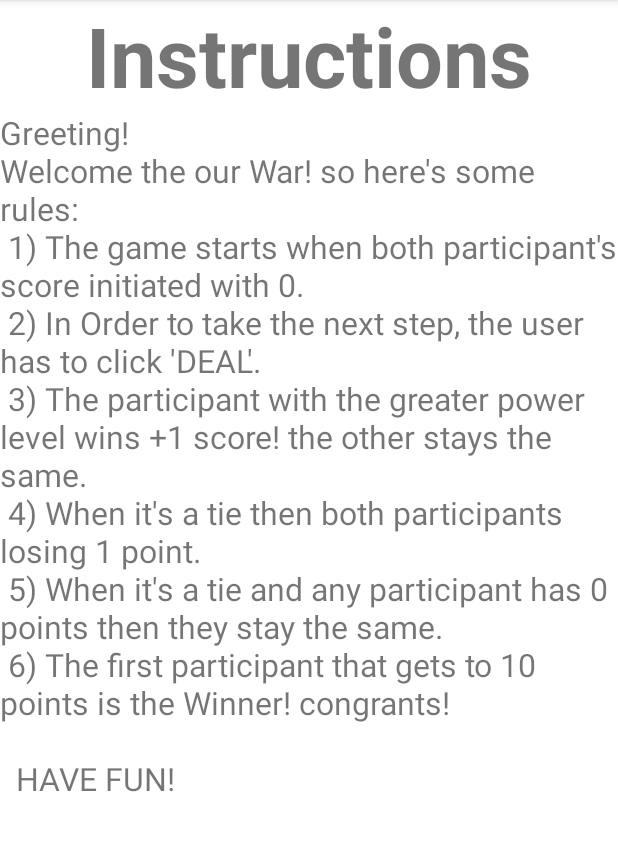
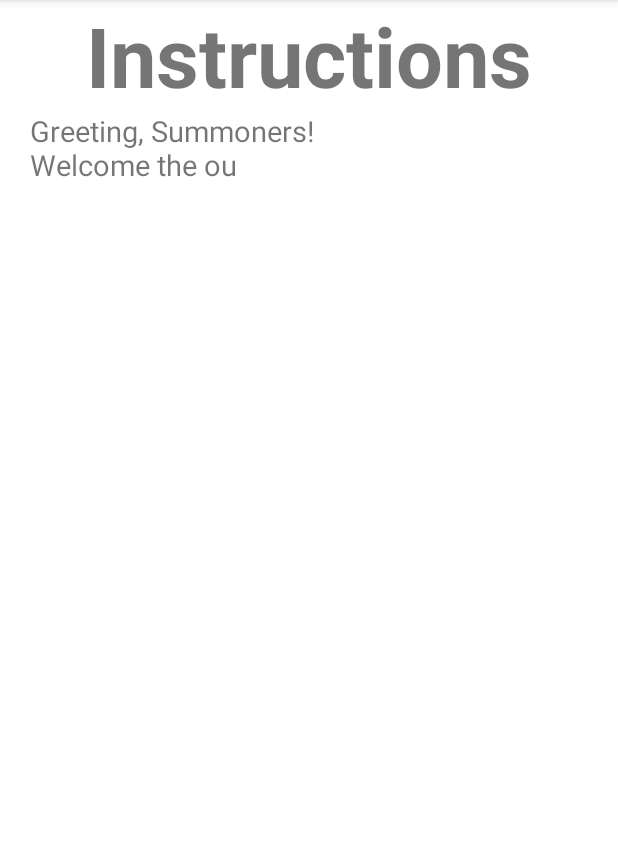
Before and after one commit to Avner152/WarGame, an Android app: the Instructions_Activity screen opened directly, with no data from a screen before it, on a phone screen of 412 x 824 dp, the part 84-935 px from its top. Run offline under Robolectric (Android 15) with nearby library versions, the phone set to English and light mode, and no system bars.

Commit message:
Instruction Activity has been updated. - now typing chars in the Instructions_Activity with a delay. - game is no longer manual. from this update its automated with timer up to 10 wins.

```diff
--- a/app/src/main/java/com/example/avners/Activity_Game.java
+++ b/app/src/main/java/com/example/avners/Activity_Game.java
@@ -3,6 +3,7 @@ package com.example.avners;
 import androidx.appcompat.app.AppCompatActivity;
 
 import android.os.Bundle;
+import android.os.Handler;
 import android.view.View;
 import android.widget.Button;
 import android.widget.ImageView;
@@ -13,6 +14,8 @@ import java.util.ArrayList;
 public class Activity_Game extends AppCompatActivity {
 
     private static ArrayList<Card> cards = new ArrayList<>();
+
+    final int DELAY = 1000;
     private TextView game_LBL_Num1, game_LBL_Num2, game_LBL_Answer, game_LBL_Winner;
     private ImageView game_IMG_LeftCard, game_IMG_RightCard;
     private Button game_BTN_deal, game_BTN_forfeit;
@@ -25,8 +28,13 @@ public class Activity_Game extends AppCompatActivity {
         setContentView(R.layout.activity__game);
         findViews();
         createCards();
+        startGame();
         initViews();
 
+    }
+
+    private void startGame() {
+    handler.postDelayed(r,DELAY);
     }
 
     private void createCards() {
@@ -56,18 +64,20 @@ public class Activity_Game extends AppCompatActivity {
         cards.add(new Card(23,5, "Pilaf"));
     }
 
+
+
+    Handler handler = new Handler();
+    private  Runnable r = new Runnable() {
+        @Override
+        public void run() {
+            handler.postDelayed(this, DELAY);
+            int res = shuffle();
+            if (res != 0)
+                stopGame(res);
+        }
+    };
+
     private void initViews() {
-        game_BTN_deal.setOnClickListener(new View.OnClickListener() {
-            @Override
-            public void onClick(View v) {
-                game_LBL_Winner.setText("The Winner is:");
-               if (score1 == 10 || score2 == 10 )
-                   finish();
-               else
-                 shuffle();
-            }
-        });
-
         game_BTN_forfeit.setOnClickListener(new View.OnClickListener() {
             @Override
             public void onClick(View v) {
@@ -79,7 +89,6 @@ public class Activity_Game extends AppCompatActivity {
     private void findViews() {
         game_LBL_Winner = findViewById(R.id.game_LBL_Winner);
         game_BTN_forfeit = findViewById(R.id.game_BTN_forfeit);
-        game_BTN_deal = findViewById(R.id.game_BTN_deal);
         game_LBL_Num1 = findViewById(R.id.game_LBL_NUM1);
         game_LBL_Num2 = findViewById(R.id.game_LBL_NUM2);
         game_LBL_Answer = findViewById(R.id.game_LBL_Answer);
@@ -87,7 +96,12 @@ public class Activity_Game extends AppCompatActivity {
         game_IMG_RightCard = findViewById(R.id.game_IMG_RightCard);
     }
 
-    private void shuffle(){
+    private void stopGame(int res) {
+        game_LBL_Answer.setText("The Winner is: Player #" + res);
+        handler.removeCallbacks(r);
+    }
+
+    private int shuffle(){
         num1 = (int) (1 + Math.random() * 23) -1;
         num2 = (int) (1 + Math.random() * 23) -1;
 
@@ -110,12 +124,18 @@ public class Activity_Game extends AppCompatActivity {
                     score1--;
                 if(score2 > 0)
                     score2--;
+            }
 
-            }
+
         game_LBL_Num1.setText("" + score1);
         game_LBL_Num2.setText("" + score2);
 
+        if (score1 == 10)
+            return 1;
+        else if (score2 == 10)
+            return 2;
 
+        return 0;
     }
 
         private int findPowerById(int id) {
@@ -132,5 +152,4 @@ public class Activity_Game extends AppCompatActivity {
             int rightCard = getResources().getIdentifier("img" + num2, "drawable", getPackageName() );
             game_IMG_RightCard.setImageResource(rightCard);
     }
-
 }
--- a/app/src/main/java/com/example/avners/Instructions_Activity.java
+++ b/app/src/main/java/com/example/avners/Instructions_Activity.java
@@ -1,14 +1,108 @@
 package com.example.avners;
 
+import androidx.annotation.NonNull;
 import androidx.appcompat.app.AppCompatActivity;
 
 import android.os.Bundle;
+import android.os.Handler;
+import android.widget.TextView;
 
 public class Instructions_Activity extends AppCompatActivity {
+
+    private Handler handler = new Handler();
+    private String[] strs = new String[9];
+    private String newStr = "";
+    private static final int DELAY = 40;
+    private TextView tv;
+    private char[][] ch = new char[9][92];
+    private int row = 0, col = 0, countForSpace = 0;
+
+
+    Runnable r = new Runnable() {
+
+        @Override
+        public void run() {
+            try {
+                newStr += ch[row][col++];
+                tv.setText(newStr);
+                if(col == strs[row].length()){
+                    newStr+= "\n";
+                    row++;
+                    col = 0;
+                }
+                if (row < 2)
+                    handler.postDelayed(r, 80);
+                else if(row <= 9 )
+                    handler.postDelayed(r, 40);
+
+                else{
+                    stopDelay();
+                }
+            }
+            catch (Exception e){
+
+            }
+
+        }
+    };
 
     @Override
     protected void onCreate(Bundle savedInstanceState) {
         super.onCreate(savedInstanceState);
         setContentView(R.layout.activity_instructions_);
+        tv = findViewById(R.id.R_id_TEXT);
+        printStr();
+        int num = findMyLength();
+        startDelay();
+
+
+    }
+
+    private int findMyLength() {
+        int sum = 0;
+        for (int i = 0; i < 9; i ++)
+            sum += strs[i].length();
+        return sum;
+    }
+
+
+    private void startDelay() {
+        handler.postDelayed(r, DELAY);
+    }
+
+    @Override
+    protected void onStart() {
+        super.onStart();
+    }
+
+
+    private void printStr() {
+        strs[0] = "Greeting, Summoners!";
+        strs[1] = "Welcome the our War! so here's some rules:";
+        strs[2] = "1) The game starts when both participant's score initiated with 0.";
+        strs[3] = "2) In Order to take the next step, the user has to click 'DEAL'.";
+        strs[4] = "3) The participant with the greater power level wins +1 score! the other stays the same.";
+        strs[5] = "4) When it's a tie then both participants losing 1 point.";
+        strs[6] = "5) When it's a tie and any participant has 0 points then they stay the same.";
+        strs[7] = "6) The first participant that gets to 10 points is the Winner! Congrants !!";
+        strs[8] = "HAVE FUN!";
+
+        for (int i = 0; i < 9; i++)
+            strToChar(strs[i], i);
+    }
+
+
+
+    private void stopDelay() {
+        handler.removeCallbacks(r);
+
+    }
+
+    private void strToChar(String str, int index) {
+        for (int i = 0; i < str.length(); i++) {
+            if ((str.charAt(i)+"").isEmpty())
+                ch[index][i] = ' ';
+            ch[index][i] = str.charAt(i);
+        }
     }
 }
--- a/app/src/main/res/layout/activity_instructions_.xml
+++ b/app/src/main/res/layout/activity_instructions_.xml
@@ -20,19 +20,13 @@
         ></TextView>
 
     <TextView
-        android:id="@+id/R.id.text"
+        android:id="@+id/R.id.TEXT"
         android:layout_width="match_parent"
         android:layout_height="match_parent"
         android:layout_below="@+id/main_TXT_Title"
-        android:text="Greeting!\nWelcome the our War! so here's some rules:\n
-1) The game starts when both participant's score initiated with 0.\n
-2) In Order to take the next step, the user has to click 'DEAL'.\n
-3) The participant with the greater power level wins +1 score! the other stays the same.\n
-4) When it's a tie then both participants losing 1 point.\n
-5) When it's a tie and any participant has 0 points then they stay the same.\n
-6) The first participant that gets to 10 points is the Winner! congrants!\n\n
-
-HAVE FUN!"
-        android:textSize="21dp"></TextView>
+        android:layout_marginStart="20dp"
+        android:layout_marginEnd="20dp"
+        android:text=""
+        android:textSize="19dp"></TextView>
 
 </RelativeLayout>
```
Also changed, not shown: app/src/main/res/layout/activity__game.xml (+2 -14 lines).
